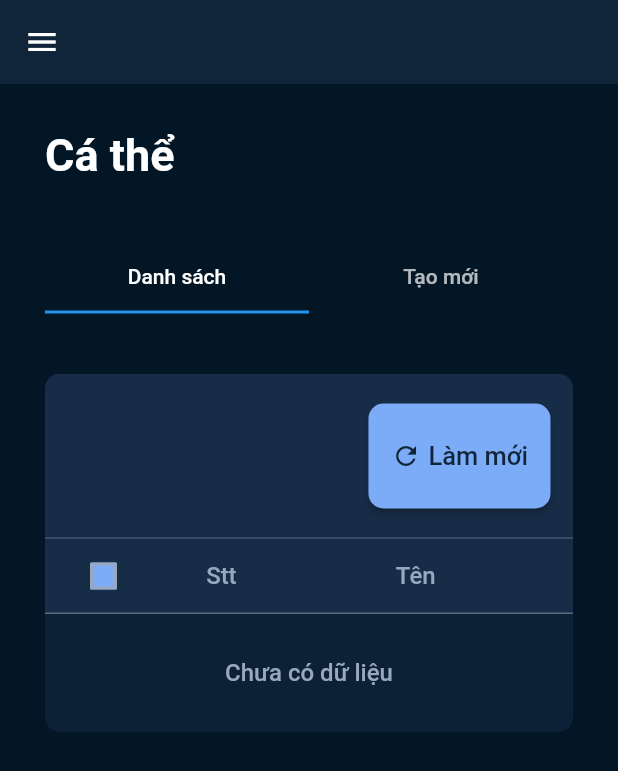
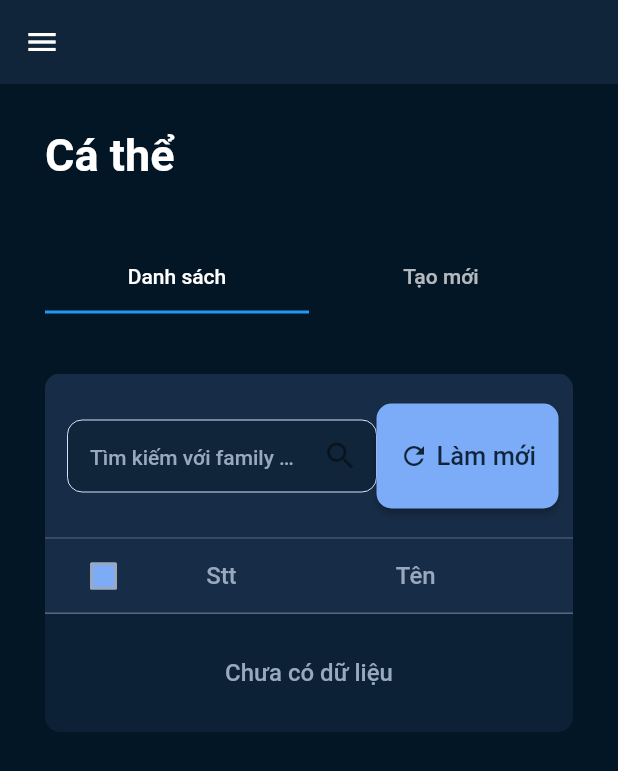
Before and after one commit to tanphuccgl/family-tree-app, a Flutter app: the screen it shows after launch, on a phone screen of 412 x 824 dp. Shown: the top 771 px of the screen. Run offline on Flutter 3.47's test engine with Material 2 defaults, Android fonts, the light colour scheme and no system bars; our stand-ins replace bot_toast, cloud_firestore, equatable, file_picker, firebase_core, firebase_storage and 8 more; missing offline and left inert: graphview; accounts and stored records are empty; statements that could not run were skipped.

Commit message:
search individual

```diff
--- a/lib/src/features/individual/list_individual/list_individual/logic/individual_state.dart
+++ b/lib/src/features/individual/list_individual/list_individual/logic/individual_state.dart
@@ -5,6 +5,8 @@ class IndividualState extends Equatable {
   final List<IndividualModel> list;
   final List<String> listIndividualSelected;
   final String detailIndividualSelectedId;
+
+  final String searchText;
 
   final bool enableSortWithName;
   final bool enableSortWithId;
@@ -42,6 +44,7 @@ class IndividualState extends Equatable {
     this.enableSortWithReview = false,
     this.enableSortWithWeight = false,
     this.detailIndividualSelectedId = "",
+    this.searchText = "",
   });
 
   @override
@@ -50,6 +53,7 @@ class IndividualState extends Equatable {
         listIndividualSelected,
         enableSortWithArea,
         enableSortWithSex,
+        searchText,
         enableSortWithName,
         enableSortWithType,
         enableSortWithId,
@@ -70,6 +74,7 @@ class IndividualState extends Equatable {
     List<IndividualModel>? list,
     List<String>? listIndividualSelected,
     String? detailIndividualSelectedId,
+    String? searchText,
     bool? enableSortWithName,
     bool? enableSortWithId,
     bool? enableSortWithType,
@@ -92,6 +97,7 @@ class IndividualState extends Equatable {
           listIndividualSelected ?? this.listIndividualSelected,
       detailIndividualSelectedId:
           detailIndividualSelectedId ?? this.detailIndividualSelectedId,
+      searchText: searchText ?? this.searchText,
       enableSortWithName: enableSortWithName ?? this.enableSortWithName,
       enableSortWithId: enableSortWithId ?? this.enableSortWithId,
       enableSortWithType: enableSortWithType ?? this.enableSortWithType,
--- a/lib/src/features/individual/list_individual/list_individual/pages/tabview_list_individual.dart
+++ b/lib/src/features/individual/list_individual/list_individual/pages/tabview_list_individual.dart
@@ -6,6 +6,7 @@ import 'package:familytree/src/features/individual/list_individual/list_individu
 
 import 'package:familytree/src/theme/colors.dart';
 import 'package:familytree/src/utils/helper/gap.dart';
+import 'package:familytree/widgets/froms/input.dart';
 import 'package:flutter/material.dart';
 import 'package:flutter_bloc/flutter_bloc.dart';
 
@@ -14,6 +15,8 @@ class TabViewListIndividual extends StatelessWidget {
 
   @override
   Widget build(BuildContext context) {
+    final size = MediaQuery.of(context).size;
+
     return BlocBuilder<IndividualBloc, IndividualState>(
       builder: (context, state) {
         final hasSelected = state.listIndividualSelected.isNotEmpty;
@@ -61,7 +64,26 @@ class TabViewListIndividual extends StatelessWidget {
                             Spacer(),
                             ButtonDeleteIndividual(),
                           ]
-                        : [ButtonRefreshIndividual()],
+                        : [
+                            Container(
+                              width: size.width * 0.5,
+                              height: 50,
+                              child: Center(
+                                child: XInput(
+                                    hintText: "Tìm kiếm với family code",
+                                    onChanged: (value) => context
+                                        .read<IndividualBloc>()
+                                        .onChangedSearchText(value),
+                                    value: state.searchText,
+                                    showArrowIcon: true,
+                                    onSearchButton: () => context
+                                        .read<IndividualBloc>()
+                                        .onSearchButton()),
+                              ),
+                            ),
+                            Spacer(),
+                            ButtonRefreshIndividual()
+                          ],
                   ),
                 ),
                 divider(),
--- a/lib/widgets/froms/input.dart
+++ b/lib/widgets/froms/input.dart
@@ -38,6 +38,7 @@ class XInput extends StatefulWidget {
     this.cursorColor,
     this.fillColor,
     this.showArrowIcon = false,
+    this.onSearchButton,
   }) : super(key: key);
 
   final String value;
@@ -72,6 +73,7 @@ class XInput extends StatefulWidget {
   final Color? cursorColor;
   final Color? fillColor;
   final bool showArrowIcon;
+  final Function()? onSearchButton;
 
   @override
   State<XInput> createState() => _XInputState();
@@ -133,7 +135,8 @@ class _XInputState extends State<XInput> {
 
     if (widget.showArrowIcon) {
       actions.add(
-        const Icon(Icons.arrow_drop_down_outlined),
+        GestureDetector(
+            onTap: widget.onSearchButton, child: const Icon(Icons.search)),
       );
     }
     if (actions.isEmpty) {
@@ -189,8 +192,8 @@ class _XInputState extends State<XInput> {
         focusedErrorBorder: widget.focusedBorder ?? errorBorder,
         enabledBorder: widget.enabledBorder ?? enabledBorder,
         border: widget.border,
-        helperText: "",
-        counterText: "",
+        helperText: null,
+        counterText: null,
         errorText: widget.errorText,
       ),
       onTapOutside: (e) => FocusScope.of(context).unfocus(),
```
Also changed, not shown: lib/src/features/individual/list_individual/list_individual/logic/individual_bloc.dart (+22 -0 lines).
